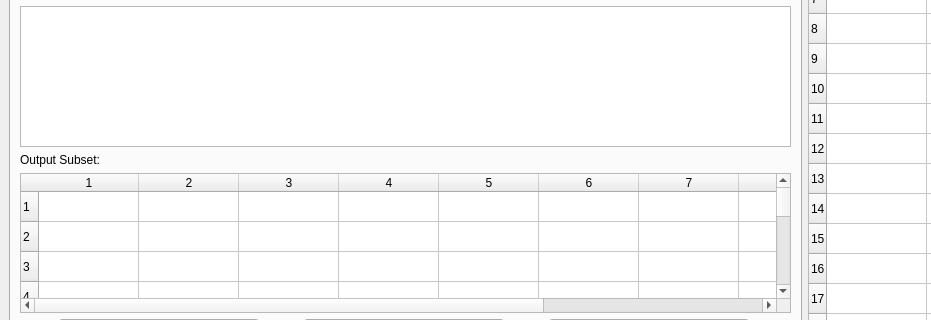
Before: the Qt Designer form XTandem_Parsing/main.ui in mfitzp/toolz, drawn with Qt 5; both pictures show x 0 to 931 and y 272 to 592 of the 1073 by 813 pixel window.
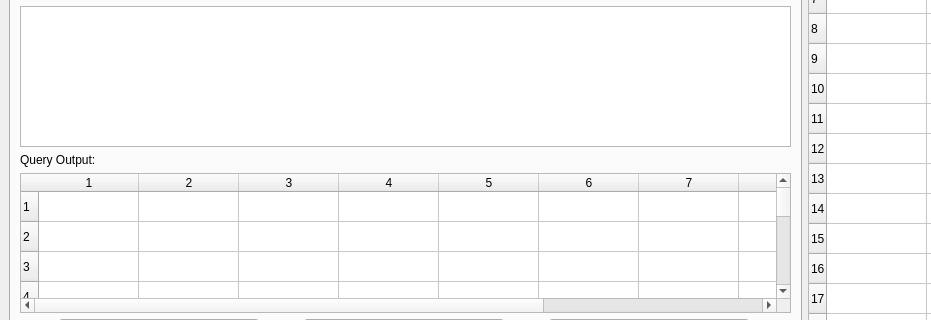
After: the same form once the commit is applied. Icons and pictures are not drawn. Custom widgets are drawn as their Qt base class.

The edit to the form file:
```diff
--- a/XTandem_Parsing/main.ui
+++ b/XTandem_Parsing/main.ui
@@ -222,7 +222,7 @@
             <item>
              <widget class="QLabel" name="label_10" >
               <property name="text" >
-               <string>Output Subset:</string>
+               <string>Query Output:</string>
               </property>
              </widget>
             </item>
```
Left out of the diff: 75 changed lines with no effect on the pictures.
